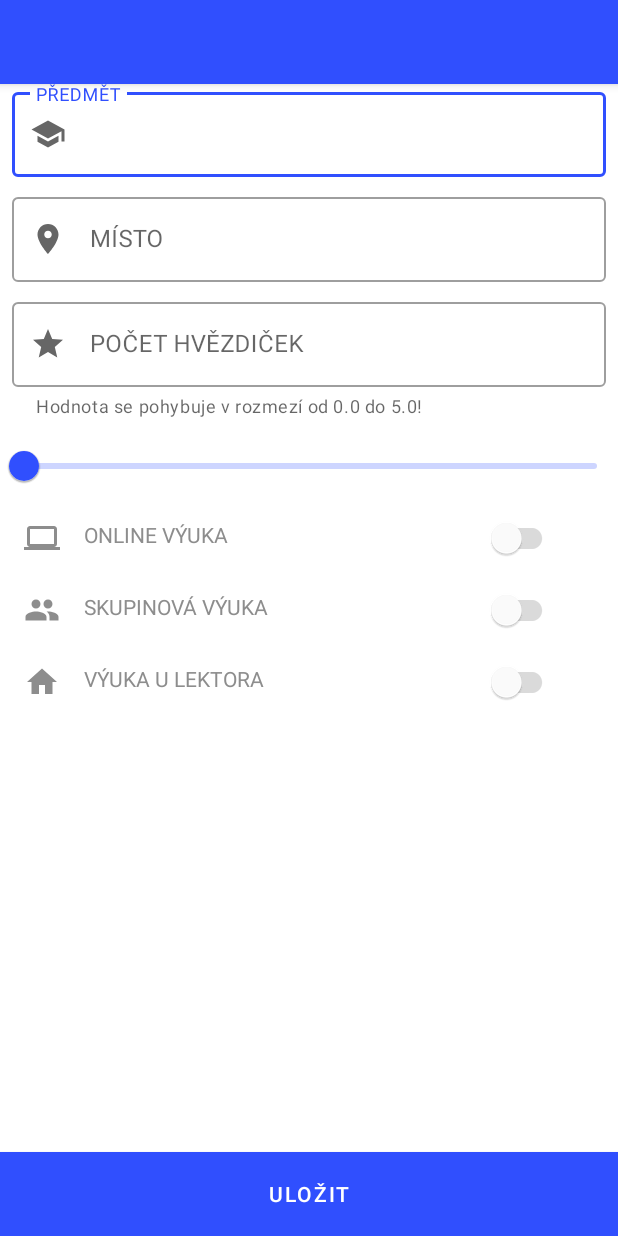
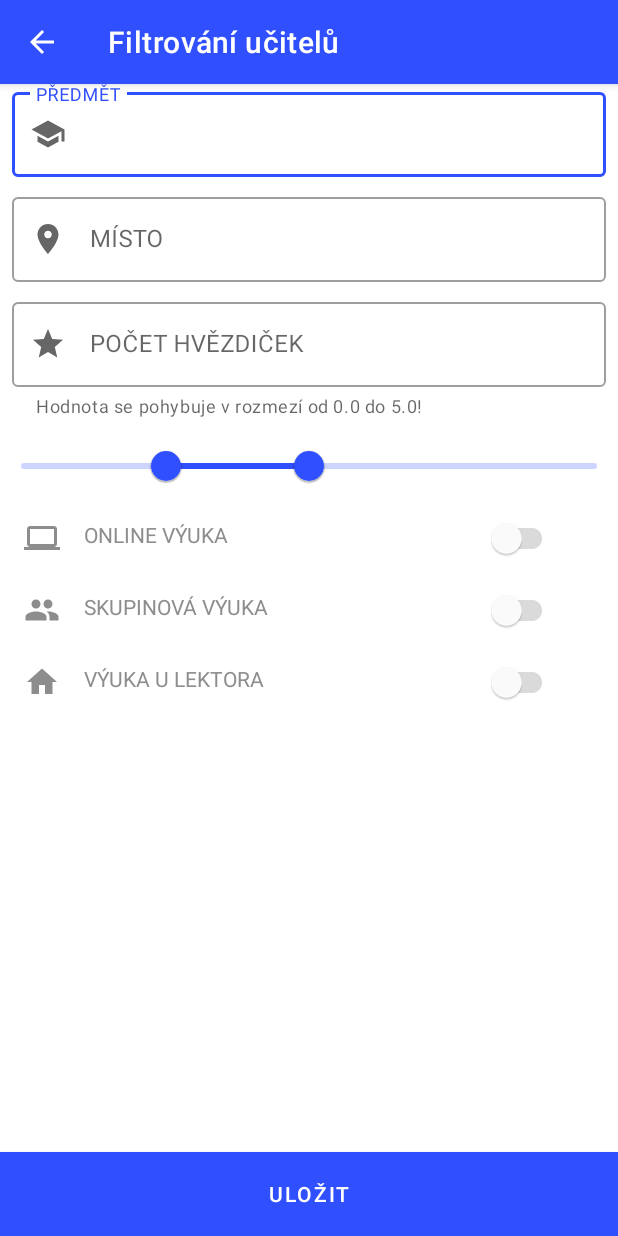
Before and after one commit to JecminekTomas/Edventure, an Android app: the FilterTutorActivity screen opened directly, with no data from a screen before it, on a phone screen of 412 x 824 dp. Run offline under Robolectric (Android 15) with nearby library versions, the phone set to English and light mode, and no system bars.

Commit message:
New: Menu of FilterTutor, Slider.

```diff
--- a/App/src/main/java/com/example/tutorme/activities/FilterTutorActivity.kt
+++ b/App/src/main/java/com/example/tutorme/activities/FilterTutorActivity.kt
@@ -1,13 +1,14 @@
 package com.example.tutorme.activities
 
+import android.app.Activity
 import android.content.Context
 import android.content.Intent
+import android.os.Bundle
 import com.example.arch.BaseActivity
 import com.example.tutorme.R
+import kotlinx.android.synthetic.main.activity_select_tutor.toolbar
 
 class FilterTutorActivity: BaseActivity() {
-
-
 
     companion object {
         fun createIntent(context: Context): Intent {
@@ -16,4 +17,15 @@ class FilterTutorActivity: BaseActivity() {
     }
 
     override val layout: Int = R.layout.activity_filter_tutor
+
+    override fun onCreate(savedInstanceState: Bundle?) {
+        super.onCreate(savedInstanceState)
+        setSupportActionBar(toolbar)
+
+        supportActionBar?.setDisplayHomeAsUpEnabled(true)
+        toolbar.setNavigationOnClickListener {
+            setResult(Activity.RESULT_CANCELED)
+            finish()
+        }
+    }
 }
--- a/App/src/main/res/layout/content_filter_tutor.xml
+++ b/App/src/main/res/layout/content_filter_tutor.xml
@@ -85,7 +85,9 @@
                 android:layout_width="match_parent"
                 android:layout_height="wrap_content"
                 android:valueFrom="0.0"
-                android:valueTo="100.0" />
+                android:valueTo="1000.0"
+                app:values="@array/initial_slider_values"
+                />
 
             <androidx.constraintlayout.widget.ConstraintLayout
                 android:layout_width="match_parent"
--- /dev/null
+++ b/App/src/main/res/values/arrays.xml
@@ -0,0 +1,7 @@
+<?xml version="1.0" encoding="utf-8"?>
+<resources>
+    <array name="initial_slider_values">
+        <item>250.0</item>
+        <item>500.0</item>
+    </array>
+</resources>
```
